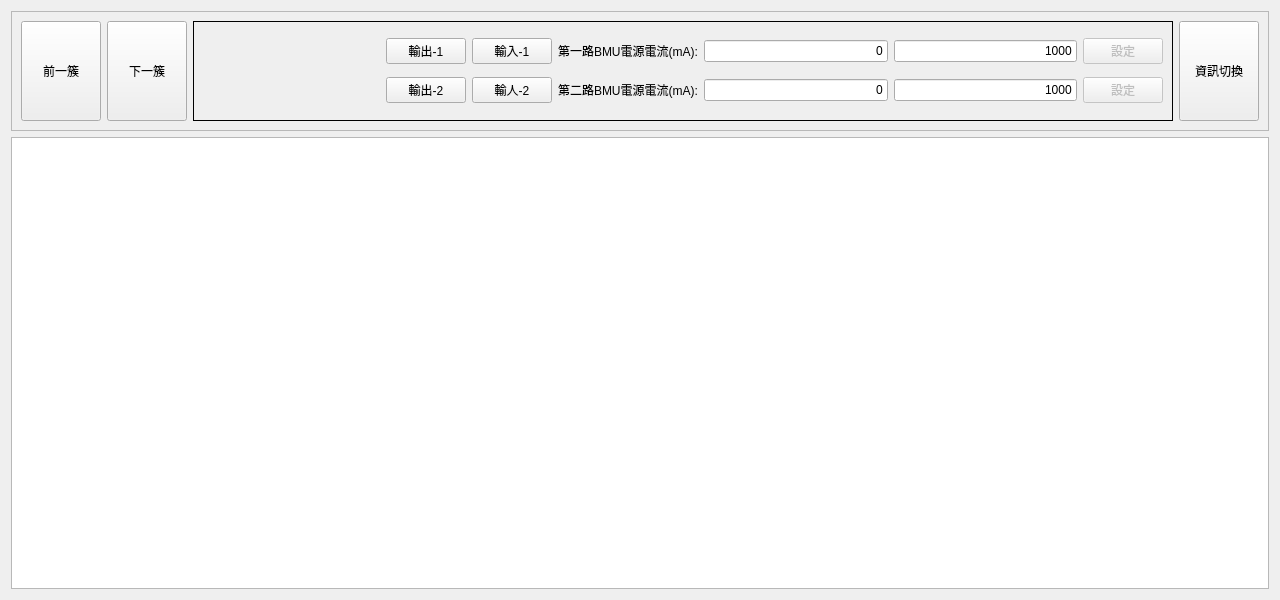
The window that frmstackview.ui (haoyi-jason/BMS_HY01_old) describes before a commit, drawn with Qt 5.
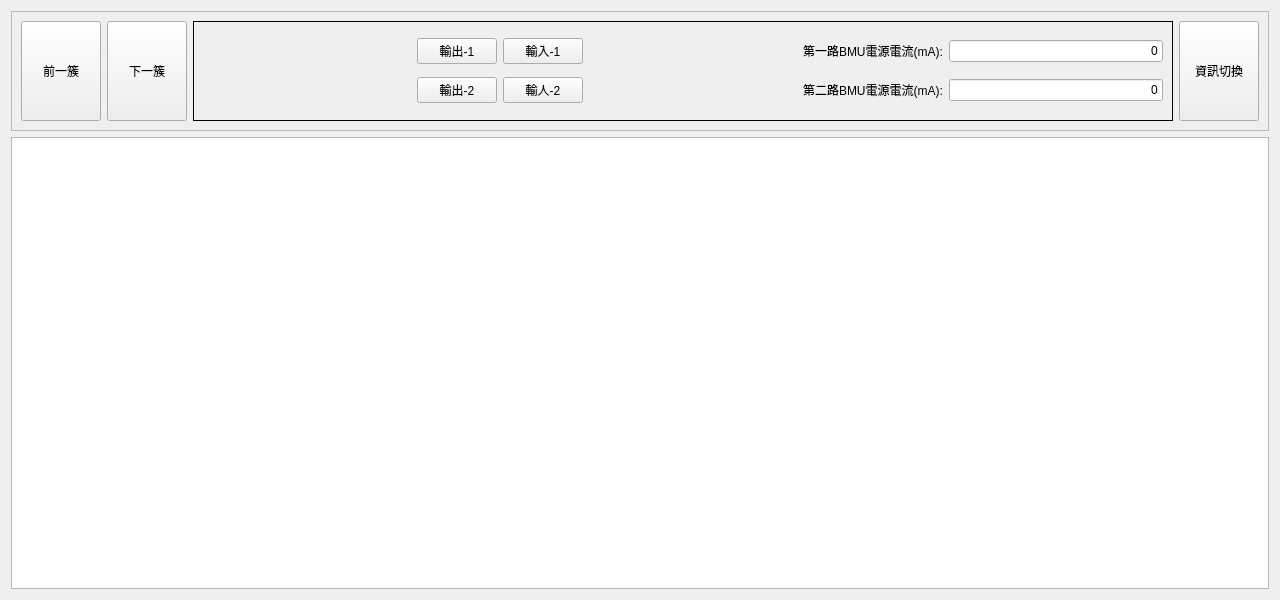
The same window after the commit. The open tabs and pages were chosen to show the change.

Commit message: add input keyboard and relative class

The edit to the form file:
```diff
--- a/frmstackview.ui
+++ b/frmstackview.ui
@@ -262,122 +262,6 @@
         </widget>
         <widget class="QWidget" name="page_2">
          <layout class="QGridLayout" name="gridLayout_2">
-          <item row="0" column="1">
-           <widget class="QPushButton" name="pbSetDO_0">
-            <property name="text">
-             <string>輸出-1</string>
-            </property>
-            <property name="checkable">
-             <bool>true</bool>
-            </property>
-           </widget>
-          </item>
-          <item row="0" column="4">
-           <widget class="QLineEdit" name="leVSourceIn_0">
-            <property name="text">
-             <string>0</string>
-            </property>
-            <property name="alignment">
-             <set>Qt::AlignRight|Qt::AlignTrailing|Qt::AlignVCenter</set>
-            </property>
-           </widget>
-          </item>
-          <item row="1" column="5">
-           <widget class="QLineEdit" name="leVSourceSet_1">
-            <property name="text">
-             <string>1000</string>
-            </property>
-            <property name="alignment">
-             <set>Qt::AlignRight|Qt::AlignTrailing|Qt::AlignVCenter</set>
-            </property>
-            <property name="readOnly">
-             <bool>true</bool>
-            </property>
-           </widget>
-          </item>
-          <item row="1" column="3">
-           <widget class="QLabel" name="label_11">
-            <property name="text">
-             <string>第二路BMU電源電流(mA):</string>
-            </property>
-           </widget>
-          </item>
-          <item row="1" column="1">
-           <widget class="QPushButton" name="pbSetDO_1">
-            <property name="text">
-             <string>輸出-2</string>
-            </property>
-            <property name="checkable">
-             <bool>true</bool>
-            </property>
-           </widget>
-          </item>
-          <item row="0" column="3">
-           <widget class="QLabel" name="label_10">
-            <property name="text">
-             <string>第一路BMU電源電流(mA):</string>
-            </property>
-           </widget>
-          </item>
-          <item row="0" column="5">
-           <widget class="QLineEdit" name="leVSourceSet_0">
-            <property name="text">
-             <string>1000</string>
-            </property>
-            <property name="alignment">
-             <set>Qt::AlignRight|Qt::AlignTrailing|Qt::AlignVCenter</set>
-            </property>
-            <property name="readOnly">
-             <bool>true</bool>
-            </property>
-           </widget>
-          </item>
-          <item row="1" column="6">
-           <widget class="QPushButton" name="pbSetVsource_1">
-            <property name="enabled">
-             <bool>false</bool>
-            </property>
-            <property name="text">
-             <string>設定</string>
-            </property>
-            <property name="checkable">
-             <bool>true</bool>
-            </property>
-           </widget>
-          </item>
-          <item row="1" column="2">
-           <widget class="QPushButton" name="pbDigitalIn_1">
-            <property name="text">
-             <string>輸人-2</string>
-            </property>
-            <property name="checkable">
-             <bool>true</bool>
-            </property>
-           </widget>
-          </item>
-          <item row="1" column="4">
-           <widget class="QLineEdit" name="leVSourceIn_1">
-            <property name="text">
-             <string>0</string>
-            </property>
-            <property name="alignment">
-             <set>Qt::AlignRight|Qt::AlignTrailing|Qt::AlignVCenter</set>
-            </property>
-           </widget>
-          </item>
-          <item row="0" column="6">
-           <widget class="QPushButton" name="pbSetVsource_0">
-            <property name="enabled">
-             <bool>false</bool>
-            </property>
-            <property name="text">
-             <string>設定</string>
-            </property>
-            <property name="checkable">
-             <bool>true</bool>
-            </property>
-           </widget>
-          </item>
           <item row="0" column="2">
            <widget class="QPushButton" name="pbDigitalIn_0">
             <property name="text">
@@ -388,6 +272,16 @@
             </property>
            </widget>
           </item>
+          <item row="1" column="5">
+           <widget class="QLineEdit" name="leVSourceIn_1">
+            <property name="text">
+             <string>0</string>
+            </property>
+            <property name="alignment">
+             <set>Qt::AlignRight|Qt::AlignTrailing|Qt::AlignVCenter</set>
+            </property>
+           </widget>
+          </item>
           <item row="0" column="0">
            <spacer name="horizontalSpacer">
             <property name="orientation">
@@ -401,6 +295,76 @@
             </property>
            </spacer>
           </item>
+          <item row="0" column="4">
+           <widget class="QLabel" name="label_10">
+            <property name="text">
+             <string>第一路BMU電源電流(mA):</string>
+            </property>
+           </widget>
+          </item>
+          <item row="0" column="5">
+           <widget class="QLineEdit" name="leVSourceIn_0">
+            <property name="inputMethodHints">
+             <set>Qt::ImhDigitsOnly</set>
+            </property>
+            <property name="text">
+             <string>0</string>
+            </property>
+            <property name="alignment">
+             <set>Qt::AlignRight|Qt::AlignTrailing|Qt::AlignVCenter</set>
+            </property>
+           </widget>
+          </item>
+          <item row="0" column="1">
+           <widget class="QPushButton" name="pbSetDO_0">
+            <property name="text">
+             <string>輸出-1</string>
+            </property>
+            <property name="checkable">
+             <bool>true</bool>
+            </property>
+           </widget>
+          </item>
+          <item row="1" column="2">
+           <widget class="QPushButton" name="pbDigitalIn_1">
+            <property name="text">
+             <string>輸人-2</string>
+            </property>
+            <property name="checkable">
+             <bool>true</bool>
+            </property>
+           </widget>
+          </item>
+          <item row="1" column="1">
+           <widget class="QPushButton" name="pbSetDO_1">
+            <property name="text">
+             <string>輸出-2</string>
+            </property>
+            <property name="checkable">
+             <bool>true</bool>
+            </property>
+           </widget>
+          </item>
+          <item row="1" column="4">
+           <widget class="QLabel" name="label_11">
+            <property name="text">
+             <string>第二路BMU電源電流(mA):</string>
+            </property>
+           </widget>
+          </item>
+          <item row="0" column="3">
+           <spacer name="horizontalSpacer_2">
+            <property name="orientation">
+             <enum>Qt::Horizontal</enum>
+            </property>
+            <property name="sizeHint" stdset="0">
+             <size>
+              <width>40</width>
+              <height>20</height>
+             </size>
+            </property>
+           </spacer>
+          </item>
          </layout>
         </widget>
        </widget>
```
Left out of the diff: 2 changed lines with no effect on the pictures. The commit also changes 11 other files.
